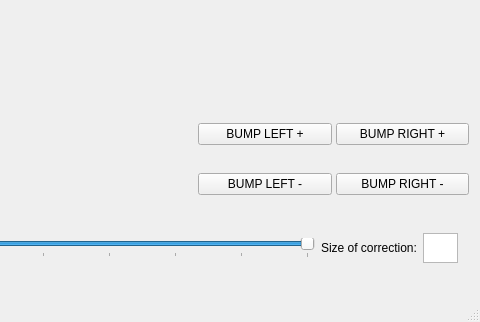
Above: i10beamlineui.ui from DiamondLightSource/i10switching before the change; both pictures show x 322 to 802 and y 421 to 743 of the 802 by 743 pixel window. Below: the same form after it.
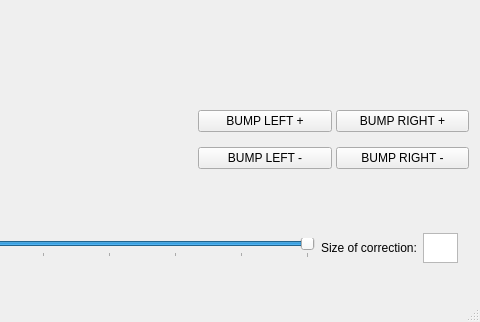
That is the form after the change.

Commit message: Moved buttons around a bit in display

The edit to the form file:
```diff
--- a/i10beamlineui.ui
+++ b/i10beamlineui.ui
@@ -20,7 +20,7 @@
       <x>520</x>
       <y>520</y>
       <width>271</width>
-      <height>122</height>
+      <height>81</height>
      </rect>
     </property>
     <layout class="QGridLayout" name="button_gridlayout" columnstretch="0,0">
```
Left out of the diff: 80 changed lines with no effect on the pictures.
